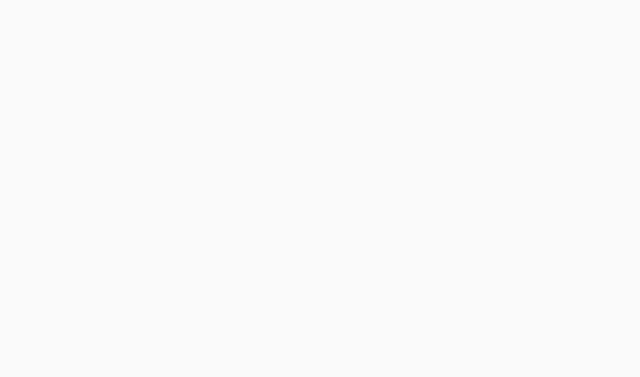
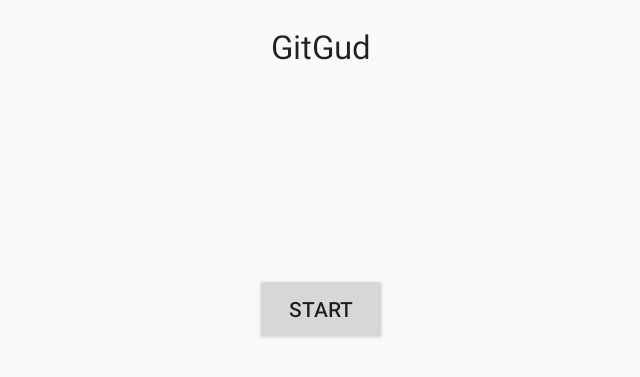
Before and after one commit to KXue/GitGud, an Android app: the screen it shows after launch (MainActivity), on a phone screen of 824 x 412 dp (held sideways). Before the commit the part shown is empty. Shown: the top 377 px of the screen, without its empty margins (297-937 px from the left). Run offline under Robolectric (Android 15) with nearby library versions, the phone set to English and light mode, and no system bars.

Commit message:
main menu

```diff
--- a/app/src/main/java/com/gud/git/gitgud/Fragments/MainMenuFragment.java
+++ b/app/src/main/java/com/gud/git/gitgud/Fragments/MainMenuFragment.java
@@ -1,7 +1,43 @@
 package com.gud.git.gitgud.Fragments;
 
+
 import android.app.Fragment;
+import android.os.Bundle;
+import android.view.LayoutInflater;
+import android.view.View;
+import android.view.ViewGroup;
 
-public class MainMenuFragment extends BaseFragment {
+import com.gud.git.gitgud.MainActivity;
+import com.gud.git.gitgud.R;
 
+public class MainMenuFragment extends BaseFragment implements View.OnClickListener {
+
+    public MainMenuFragment() {
+
+    }
+
+    @Override
+    public View onCreateView(LayoutInflater inflater, ViewGroup container,
+                             Bundle savedInstanceState) {
+        View rootView = inflater.inflate(R.layout.fragment_main_menu, container, false);
+        return rootView;
+    }
+
+    @Override
+    public void onViewCreated(View view, Bundle savedInstanceState) {
+        super.onViewCreated(view, savedInstanceState);
+        view.findViewById(R.id.btn_start).setOnClickListener(this);
+    }
+
+    @Override
+    public void onClick(View v) {
+        ((MainActivity) getActivity()).startGame();
+    }
+
+    @Override
+    public void onResume() {
+        super.onResume();
+
+
+    }
 }
--- a/app/src/main/res/layout/fragment_main_menu.xml
+++ b/app/src/main/res/layout/fragment_main_menu.xml
@@ -4,4 +4,18 @@
     android:layout_height="match_parent"
     tools:context="com.gud.git.gitgud.Fragments.MainMenuFragment">
 
+    <TextView
+        android:layout_gravity="center_horizontal|top"
+        style="@android:style/TextAppearance.DeviceDefault.Large"
+        android:layout_marginTop="@dimen/activity_vertical_margin"
+        android:text="@string/game_title"
+        android:layout_width="wrap_content"
+        android:layout_height="wrap_content" />
+
+    <Button
+        android:id="@+id/btn_start"
+        android:layout_width="wrap_content"
+        android:layout_height="wrap_content"
+        android:layout_gravity="center"
+        android:text="@string/start" />
 </FrameLayout>
--- /dev/null
+++ b/app/src/main/res/values/dimens.xml
@@ -0,0 +1,4 @@
+<?xml version="1.0" encoding="utf-8"?>
+<resources>
+    <dimen name="activity_vertical_margin">16dp</dimen>
+</resources>
--- a/app/src/main/res/values/strings.xml
+++ b/app/src/main/res/values/strings.xml
@@ -7,4 +7,8 @@
 
     <!-- TODO: Remove or change this placeholder text -->
     <string name="hello_blank_fragment">Hello blank fragment</string>
+
+
+    <string name="start">Start</string>
+    <string name="game_title">GitGud</string>
 </resources>
```
